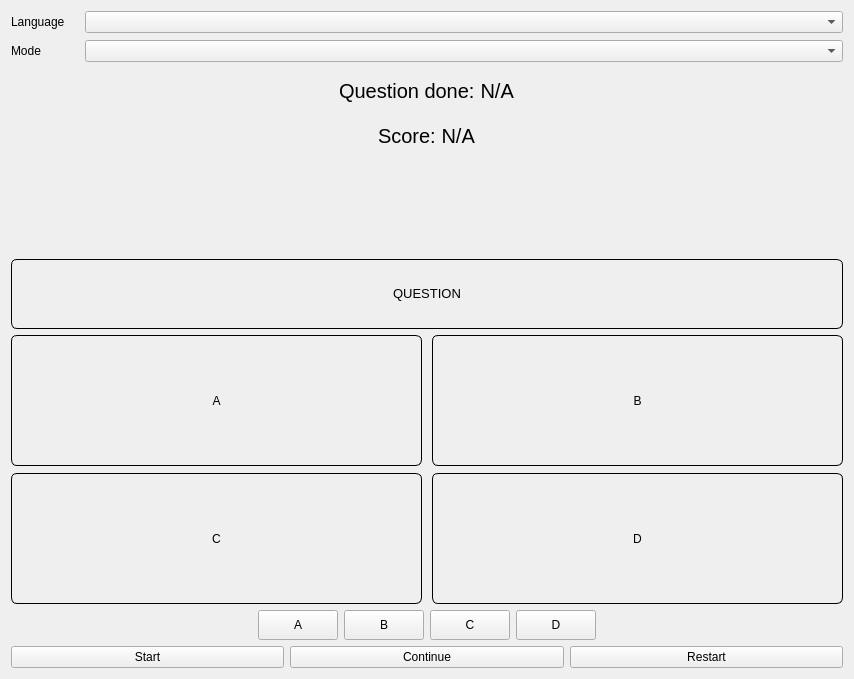
Qt form widgetgame.ui (sangpham2710/CS163-Project) before a commit.
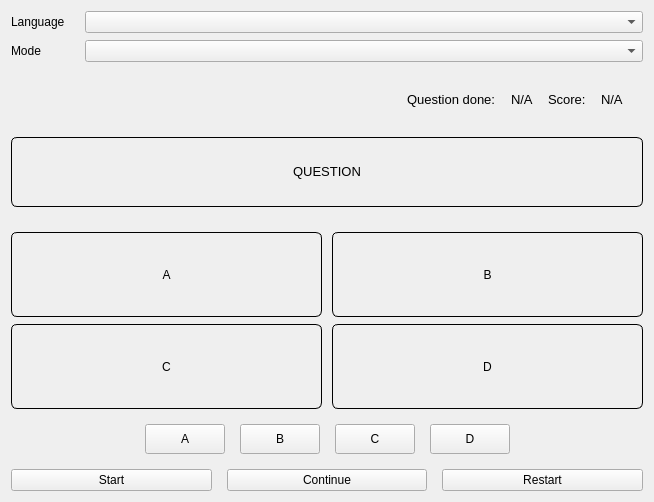
The same form after that commit.

Patch:
```diff
--- a/widgetgame.ui
+++ b/widgetgame.ui
@@ -6,16 +6,19 @@
    <rect>
     <x>0</x>
     <y>0</y>
-    <width>854</width>
-    <height>679</height>
+    <width>654</width>
+    <height>502</height>
    </rect>
   </property>
   <property name="windowTitle">
    <string>Form</string>
   </property>
-  <layout class="QHBoxLayout" name="horizontalLayout_8">
+  <layout class="QHBoxLayout" name="horizontalLayout_9">
    <item>
-    <layout class="QVBoxLayout" name="verticalLayout_2" stretch="1,1,1,2,3,1,1">
+    <layout class="QVBoxLayout" name="verticalLayout_5" stretch="1,1,6,1,1">
+     <property name="spacing">
+      <number>15</number>
+     </property>
      <item>
       <layout class="QHBoxLayout" name="horizontalLayout">
        <property name="spacing">
@@ -83,28 +86,36 @@
       </layout>
      </item>
      <item>
-      <layout class="QVBoxLayout" name="verticalLayout_5" stretch="1,1">
-       <property name="spacing">
-        <number>0</number>
-       </property>
+      <layout class="QHBoxLayout" name="horizontalLayout_8" stretch="4,1,1">
        <item>
-        <layout class="QHBoxLayout" name="horizontalLayout_6">
-         <property name="spacing">
-          <number>0</number>
+        <widget class="QLabel" name="labelGameState">
+         <property name="sizePolicy">
+          <sizepolicy hsizetype="Preferred" vsizetype="Preferred">
+           <horstretch>0</horstretch>
+           <verstretch>0</verstretch>
+          </sizepolicy>
          </property>
-         <item>
-          <spacer name="horizontalSpacer_3">
-           <property name="orientation">
-            <enum>Qt::Horizontal</enum>
-           </property>
-           <property name="sizeHint" stdset="0">
+         <property name="minimumSize">
             <size>
-             <width>40</width>
+           <width>0</width>
              <height>20</height>
             </size>
            </property>
-          </spacer>
-         </item>
+         <property name="font">
+          <font>
+           <pointsize>10</pointsize>
+          </font>
+         </property>
+         <property name="text">
+          <string/>
+         </property>
+         <property name="alignment">
+          <set>Qt::AlignLeading|Qt::AlignLeft|Qt::AlignVCenter</set>
+         </property>
+        </widget>
+       </item>
+       <item>
+        <layout class="QHBoxLayout" name="horizontalLayout_5">
          <item>
           <widget class="QLabel" name="labelQuestionDone">
            <property name="sizePolicy">
@@ -115,7 +126,7 @@
            </property>
            <property name="font">
             <font>
-             <pointsize>15</pointsize>
+             <pointsize>10</pointsize>
             </font>
            </property>
            <property name="text">
@@ -127,44 +138,18 @@
           <widget class="QLabel" name="labelQuestionCount">
            <property name="font">
             <font>
-             <pointsize>15</pointsize>
+             <pointsize>10</pointsize>
             </font>
            </property>
            <property name="text">
-            <string> N/A</string>
+            <string>N/A</string>
            </property>
           </widget>
          </item>
-         <item>
-          <spacer name="horizontalSpacer_4">
-           <property name="orientation">
-            <enum>Qt::Horizontal</enum>
-           </property>
-           <property name="sizeHint" stdset="0">
-            <size>
-             <width>40</width>
-             <height>20</height>
-            </size>
-           </property>
-          </spacer>
-         </item>
         </layout>
        </item>
        <item>
-        <layout class="QHBoxLayout" name="horizontalLayout_5">
-         <item>
-          <spacer name="horizontalSpacer_5">
-           <property name="orientation">
-            <enum>Qt::Horizontal</enum>
-           </property>
-           <property name="sizeHint" stdset="0">
-            <size>
-             <width>40</width>
-             <height>20</height>
-            </size>
-           </property>
-          </spacer>
-         </item>
+        <layout class="QHBoxLayout" name="horizontalLayout_6">
          <item>
           <widget class="QLabel" name="labelScoreTitle">
            <property name="sizePolicy">
@@ -175,7 +160,7 @@
            </property>
            <property name="font">
             <font>
-             <pointsize>15</pointsize>
+             <pointsize>10</pointsize>
             </font>
            </property>
            <property name="text">
@@ -193,58 +178,23 @@
            </property>
            <property name="font">
             <font>
-             <pointsize>15</pointsize>
+             <pointsize>10</pointsize>
             </font>
            </property>
            <property name="text">
-            <string> N/A</string>
+            <string>N/A</string>
            </property>
           </widget>
          </item>
-         <item>
-          <spacer name="horizontalSpacer_6">
-           <property name="orientation">
-            <enum>Qt::Horizontal</enum>
-           </property>
-           <property name="sizeHint" stdset="0">
-            <size>
-             <width>40</width>
-             <height>20</height>
-            </size>
-           </property>
-          </spacer>
-         </item>
         </layout>
        </item>
       </layout>
      </item>
      <item>
-      <widget class="QLabel" name="labelGameState">
-       <property name="sizePolicy">
-        <sizepolicy hsizetype="Preferred" vsizetype="Preferred">
-         <horstretch>0</horstretch>
-         <verstretch>0</verstretch>
-        </sizepolicy>
+      <layout class="QVBoxLayout" name="verticalLayout_2">
+       <property name="spacing">
+        <number>25</number>
        </property>
-       <property name="minimumSize">
-        <size>
-         <width>0</width>
-         <height>20</height>
-        </size>
-       </property>
-       <property name="font">
-        <font>
-         <pointsize>12</pointsize>
-        </font>
-       </property>
-       <property name="text">
-        <string/>
-       </property>
-       <property name="alignment">
-        <set>Qt::AlignCenter</set>
-       </property>
-      </widget>
-     </item>
      <item>
       <widget class="QLabel" name="labelQuestionEdit">
        <property name="sizePolicy">
@@ -387,6 +337,8 @@
             <bool>true</bool>
            </property>
           </widget>
+           </item>
+          </layout>
          </item>
         </layout>
        </item>
```
Lines whose indentation alone changed are shown as unchanged.
